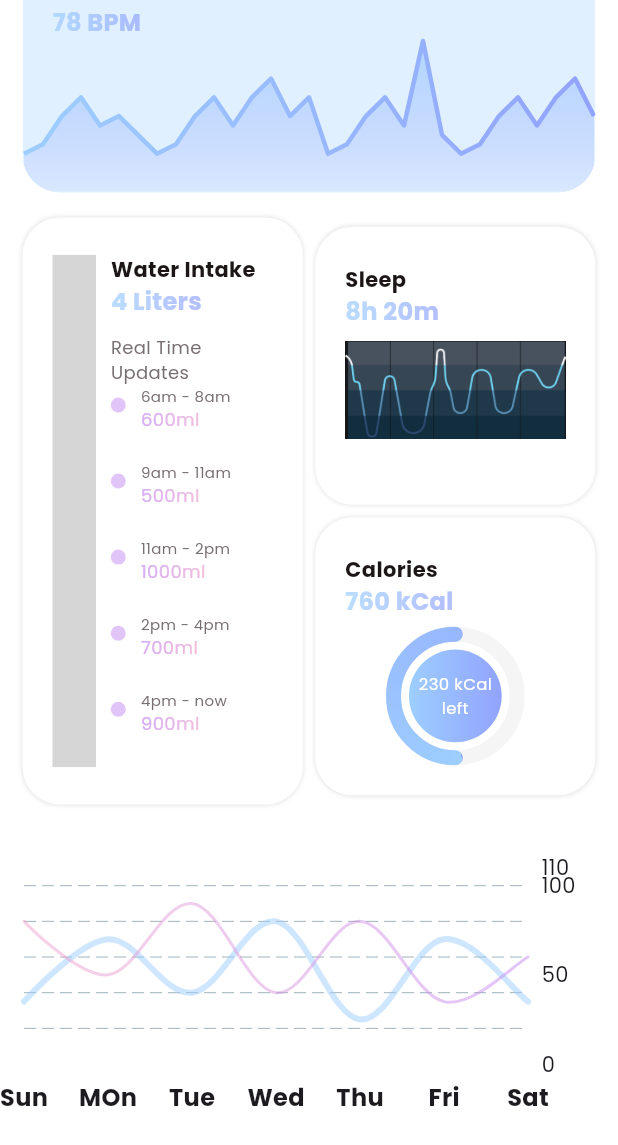
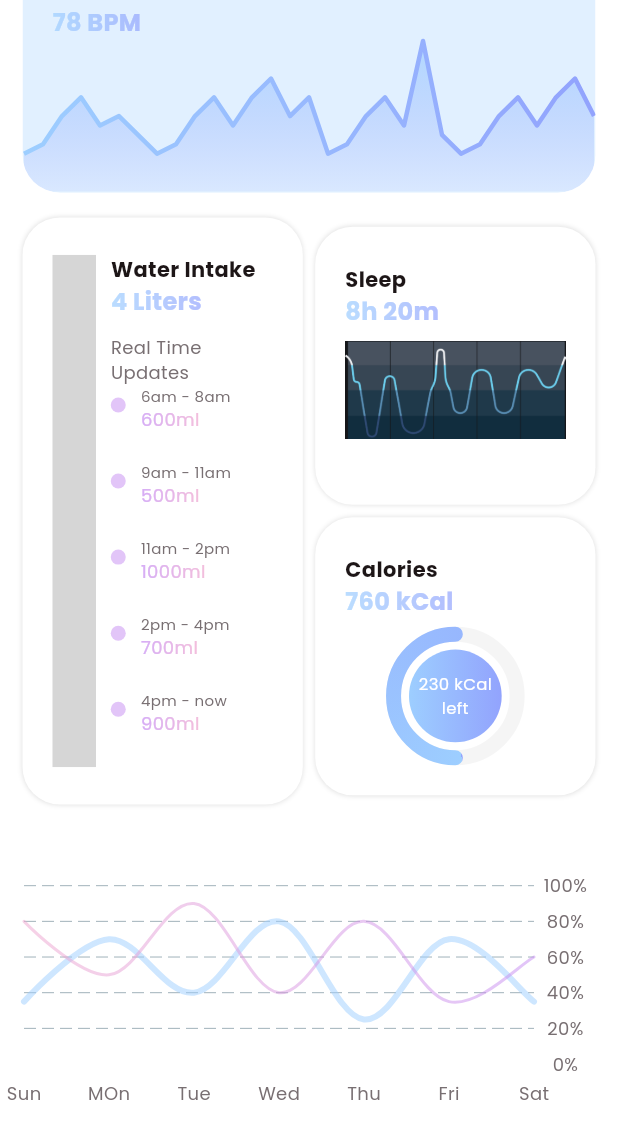
Before and after one commit to sdhaputhanthrie/Fitness-App, a Flutter app: the HomeView screen opened directly, scrolled down 440 dp, on a phone screen of 412 x 824 dp. Shown: the top 1145 px of the screen. Run offline on Flutter 3.47's test engine with Material 3 defaults, Android fonts, the phone set to English and light mode, and no system bars; drawn by our look-alikes of fl_chart, simple_circular_progress_bar; our stand-ins replace carousel_slider; missing offline and left inert: dotted_dashed_line, simple_animation_progress_bar; grey boxes are pictures that could not be loaded.

Commit message:
change the line chart

```diff
--- a/lib/view/home/home_view.dart
+++ b/lib/view/home/home_view.dart
@@ -879,11 +879,8 @@ class _HomeViewState extends State<HomeView> {
                         show: true,
                         leftTitles: AxisTitles(),
                         topTitles: AxisTitles(),
-                        bottomTitles: AxisTitles(
-                          sideTitles: bottomTitles,
-                        ),
-
-
+                        bottomTitles: AxisTitles(sideTitles: bottomTitles),
+                        rightTitles: AxisTitles(sideTitles: rightTitles),
                       ),
 
                       gridData: FlGridData(
@@ -1009,7 +1006,7 @@ class _HomeViewState extends State<HomeView> {
     ],
   );
 
-  SideTitles rightTitles() => SideTitles(
+  SideTitles get rightTitles => SideTitles(
     getTitlesWidget: rightTitleWidgets,
     showTitles: true,
     interval: 20,
@@ -1017,8 +1014,6 @@ class _HomeViewState extends State<HomeView> {
   );
 
   Widget rightTitleWidgets(double value, TitleMeta meta) {
-    const style = TextStyle(fontWeight: FontWeight.bold, fontSize: 14);
-
     String text;
     switch (value.toInt()) {
       case 0:
@@ -1043,7 +1038,11 @@ class _HomeViewState extends State<HomeView> {
         return Container();
     }
 
-    return Text(text, style: style, textAlign: TextAlign.center);
+    return Text(
+      text,
+      style: TextStyle(color: TColor.gray, fontSize: 12),
+      textAlign: TextAlign.center,
+    );
   }
 
   SideTitles get bottomTitles => SideTitles(
@@ -1054,44 +1053,36 @@ class _HomeViewState extends State<HomeView> {
   );
 
   Widget bottomTitleWidgets(double value, TitleMeta meta) {
-    const style = TextStyle(
-      fontWeight: FontWeight.bold,
-      fontSize: 16,
-    );
+    var style = TextStyle(color: TColor.gray, fontSize: 12);
+
     Widget text;
     switch (value.toInt()) {
       case 1:
-        text = const Text('Sun', style: style);
+        text =  Text('Sun', style: style);
         break;
       case 2:
-        text = const Text('MOn', style: style);
+        text =  Text('MOn', style: style);
         break;
       case 3:
-        text = const Text('Tue', style: style);
+        text =  Text('Tue', style: style);
         break;
       case 4:
-        text = const Text('Wed', style: style);
+        text =  Text('Wed', style: style);
         break;
       case 5:
-        text = const Text('Thu', style: style);
+        text =  Text('Thu', style: style);
         break;
       case 6:
-        text = const Text('Fri', style: style);
+        text =  Text('Fri', style: style);
         break;
       case 7:
-        text = const Text('Sat', style: style);
+        text =  Text('Sat', style: style);
         break;
       default:
         text = const Text('');
         break;
     }
 
-    return SideTitleWidget(
-      meta: meta,
-      space: 10,
-      child: text,
-    );
+    return SideTitleWidget(meta: meta, space: 10, child: text);
   }
-
-
 }
```
Lines whose indentation alone changed are shown as unchanged.
